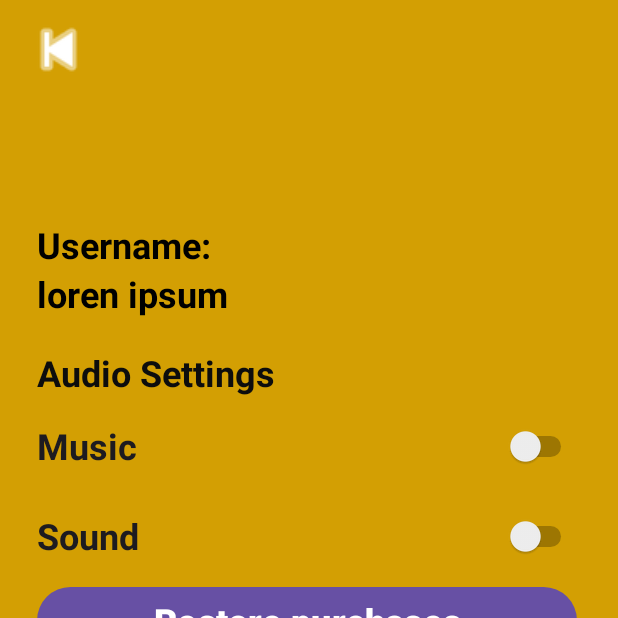
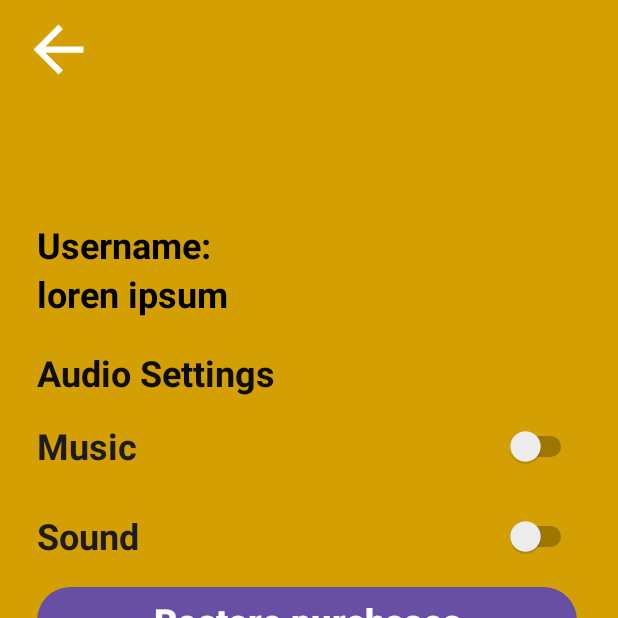
Before and after one commit to andre-mendes-99/Projeto-Mobile-AndreMendes-SteveVilas, an Android app: the Configurations_Activity screen opened directly, with no data from a screen before it, on a phone screen of 412 x 824 dp, the top half of it. Run offline under Robolectric (Android 15) with nearby library versions, the phone set to English and light mode, and no system bars.

Commit message:
some changes to configuration page and button to register

```diff
--- a/Clicker_MobileApp/app/build.gradle.kts
+++ b/Clicker_MobileApp/app/build.gradle.kts
@@ -4,12 +4,12 @@ plugins {
 
 android {
     namespace = "pt.iade.andresteve.clicker"
-    compileSdk = 33
+    compileSdk = 34
 
     defaultConfig {
         applicationId = "pt.iade.andresteve.clicker"
         minSdk = 28
-        targetSdk = 33
+        targetSdk = 34
         versionCode = 1
         versionName = "1.0"
 
--- /dev/null
+++ b/Clicker_MobileApp/app/src/main/res/drawable/arrow_back.xml
@@ -0,0 +1,11 @@
+<vector xmlns:android="http://schemas.android.com/apk/res/android"
+    android:width="24dp"
+    android:height="24dp"
+    android:viewportWidth="960"
+    android:viewportHeight="960"
+    android:tint="?attr/colorControlNormal"
+    android:autoMirrored="true">
+  <path
+      android:fillColor="@android:color/white"
+      android:pathData="M313,520L537,744L480,800L160,480L480,160L537,216L313,440L800,440L800,520L313,520Z"/>
+</vector>
--- a/Clicker_MobileApp/app/src/main/res/layout/activity_configurations.xml
+++ b/Clicker_MobileApp/app/src/main/res/layout/activity_configurations.xml
@@ -13,7 +13,7 @@
         android:layout_height="65dp"
         android:layout_marginEnd="350dp"
         android:background="#00FFFFFF"
-        app:icon="@android:drawable/ic_media_previous"
+        app:icon="@drawable/arrow_back"
         app:iconSize="50dp"
         app:layout_constraintEnd_toEndOf="parent"
         app:layout_constraintStart_toStartOf="parent"
```
Also changed, not shown: Clicker_MobileApp/app/src/main/java/pt/iade/andresteve/clicker/MainActivity.java (+14 -0 lines), Clicker_MobileApp/app/src/main/res/layout/activity_main.xml (+6 -6 lines), Clicker_MobileApp/app/src/main/res/drawable/shopping_cart.xml (renamed from Clicker_MobileApp/app/src/main/res/drawable/shopping_cart_icon-24px.xml).
